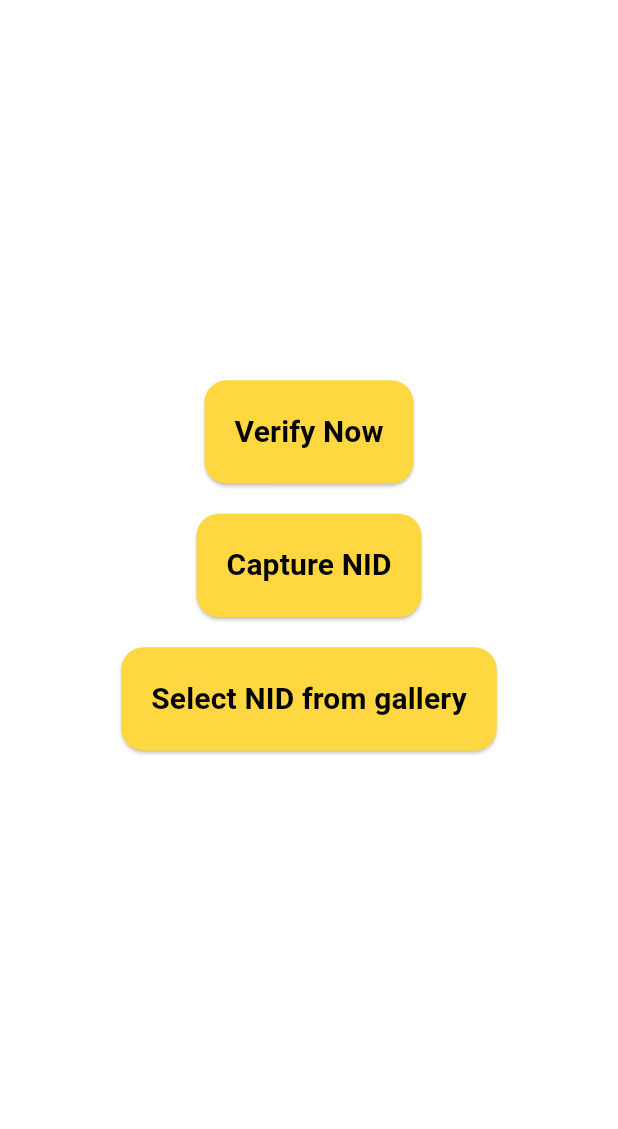
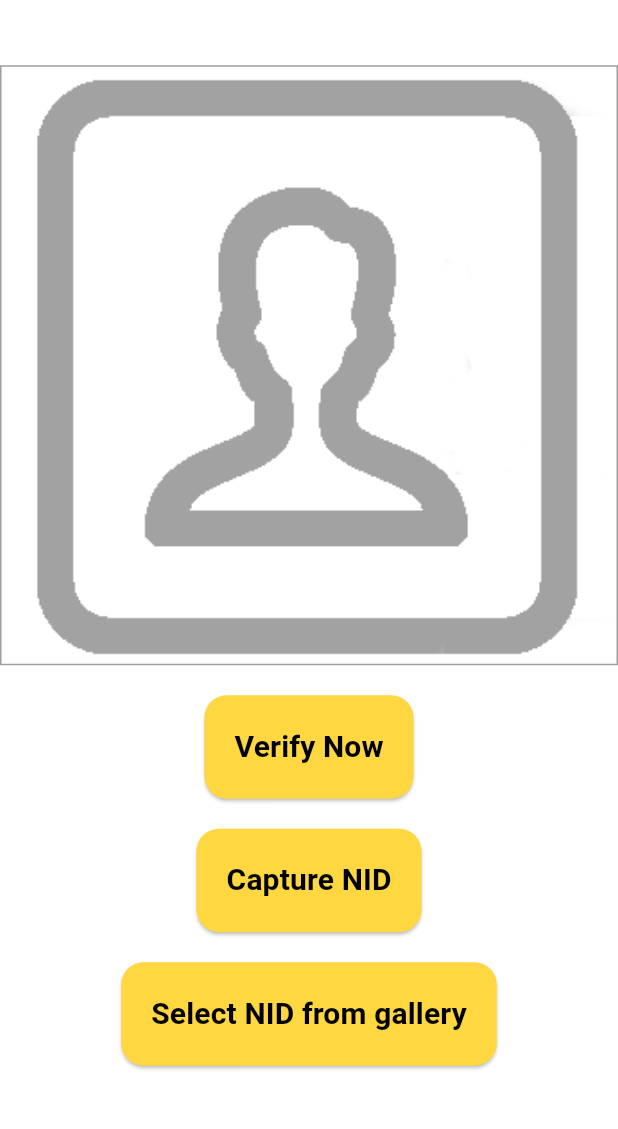
Before and after one commit to shimul53/FaceLiveness, a Flutter app: the screen it shows after launch, on a phone screen of 412 x 824 dp, the part 105-1234 px from its top. Run offline on Flutter 3.47's test engine with Material 3 defaults, Android fonts, the phone set to English and light mode, and no system bars; our stand-ins replace camera, image_cropper, image_picker, permission_handler, tuple; missing offline and left inert: google_mlkit_face_detection, google_mlkit_text_recognition.

Commit message:
modify face detection and crop image issue

```diff
--- a/lib/main.dart
+++ b/lib/main.dart
@@ -76,6 +76,7 @@ class _HomePageState extends State<HomePage> {
   File? _imageFile;
   final ImagePicker _picker = ImagePicker();
   Uint8List? returnCaptureImage;
+  var img1 = Image.asset('assets/portrait.png');
 
   bool isNidInfoFound = false;
   String? nidName;
@@ -97,18 +98,44 @@ class _HomePageState extends State<HomePage> {
           child: Column(
             mainAxisAlignment: MainAxisAlignment.center,
             children: [
-              if (capturedImagePath != null) ...[
-                ClipRRect(
-                  borderRadius: BorderRadius.circular(12),
-                  child: Image.file(
-                    File(capturedImagePath!),
-                    width: 200,
-                    height: 200,
-                    fit: BoxFit.cover,
+              capturedImagePath != null
+                  ? Center(
+                    child: Container(
+                      margin: EdgeInsets.all(8.0),
+                      decoration: BoxDecoration(
+                        border: Border.all(color: Colors.blueGrey),
+                        borderRadius: BorderRadius.circular(8.0),
+                      ),
+                      child: ClipRRect(
+                        borderRadius: BorderRadius.circular(8.0),
+                        child: Image.file(
+                          width: double.infinity,
+                          height: 400,
+                          fit: BoxFit.cover,
+                          File(capturedImagePath!),
+                        ),
+                      ),
+                    ),
+                  )
+                  : GestureDetector(
+                    onTap: () {
+                      // Your action here (e.g., open camera or picker)
+                      print("Placeholder image clicked");
+                    },
+                    child: Center(
+                      child: Container(
+                        decoration: BoxDecoration(
+                          border: Border.all(color: Colors.grey),
+                        ),
+                        width: double.infinity,
+                        height: 400,
+                        child: ClipRRect(
+                          child: Image(image: img1.image, fit: BoxFit.cover),
+                        ),
+                      ),
+                    ),
                   ),
-                ),
-                const SizedBox(height: 20),
-              ],
+              const SizedBox(height: 20),
 
               ElevatedButton(
                 style: ElevatedButton.styleFrom(
@@ -383,8 +410,8 @@ class _HomePageState extends State<HomePage> {
           toolbarColor: Colors.amberAccent,
           toolbarWidgetColor: Colors.amber,
           initAspectRatio: CropAspectRatioPreset.square,
-          lockAspectRatio: true,
-          hideBottomControls: true,
+          lockAspectRatio: false,
+          hideBottomControls: false,
         ),
         IOSUiSettings(
           title: 'Crop Image',
--- a/lib/nid_capture_screen.dart
+++ b/lib/nid_capture_screen.dart
@@ -169,7 +169,6 @@ class _NidCapturePageState extends State<NidCaptureScreen> {
                       ),
                     ),
                   )
-
                   : GestureDetector(
                     onTap: () async {
                       showDialog(
@@ -620,8 +619,8 @@ class _NidCapturePageState extends State<NidCaptureScreen> {
           toolbarColor: Colors.amberAccent,
           toolbarWidgetColor: Colors.amber,
           initAspectRatio: CropAspectRatioPreset.square,
-          lockAspectRatio: true,
-          hideBottomControls: true,
+          lockAspectRatio: false,
+          hideBottomControls: false,
         ),
         IOSUiSettings(
           title: 'Crop Image',
--- a/pubspec.yaml
+++ b/pubspec.yaml
@@ -72,6 +72,8 @@ flutter:
   # assets:
   #   - images/a_dot_burr.jpeg
   #   - images/a_dot_ham.jpeg
+  assets:
+    - assets/
 
   # An image asset can refer to one or more resolution-specific "variants", see
   # https://flutter.dev/to/resolution-aware-images
```
Also changed, not shown: lib/face_detection_page.dart (+78 -32 lines), assets/portrait.png (added), 2 other files.
